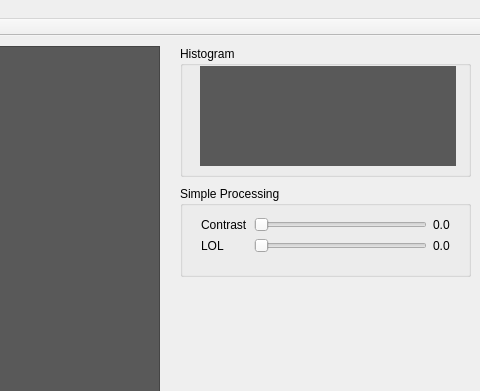
KKyang/Image-Processing, file imageProcessing/mainwindow.ui: the form before one commit; both pictures show x 800 to 1280 and y 0 to 391 of the 1280 by 720 pixel window.
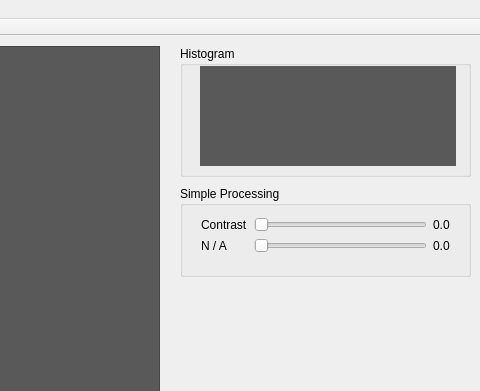
The form after the commit. Custom widgets are drawn as their Qt base class.

The edit to the form file:
```diff
--- a/imageProcessing/mainwindow.ui
+++ b/imageProcessing/mainwindow.ui
@@ -74,7 +74,7 @@
     <property name="title">
      <string>Simple Processing</string>
     </property>
-    <widget class="QWidget" name="">
+    <widget class="QWidget" name="layoutWidget">
      <property name="geometry">
       <rect>
        <x>10</x>
@@ -96,7 +96,7 @@
         <item>
          <widget class="QLabel" name="label_3">
           <property name="text">
-           <string>LOL</string>
+           <string>N / A</string>
           </property>
          </widget>
         </item>
```
Left out of the diff: 6 changed lines with no effect on the pictures.
